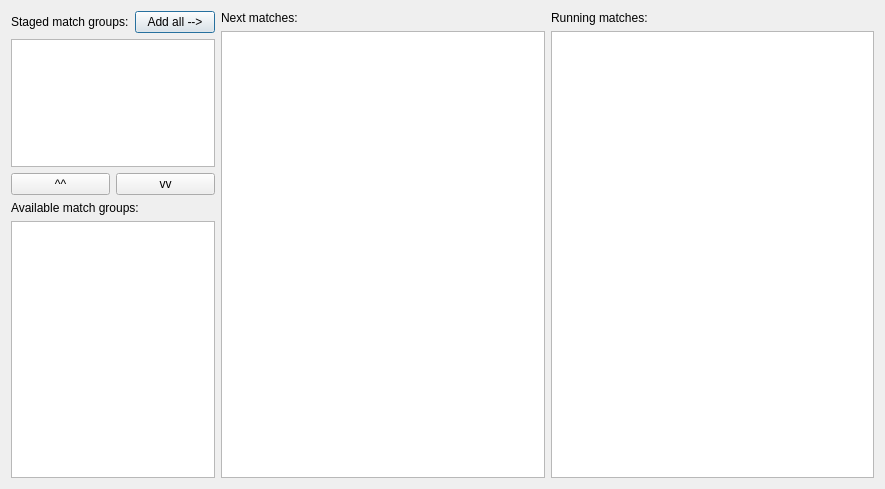
Old version of the form ui/ScheduleTabWidget.ui in the repository probonopd/QTournament.
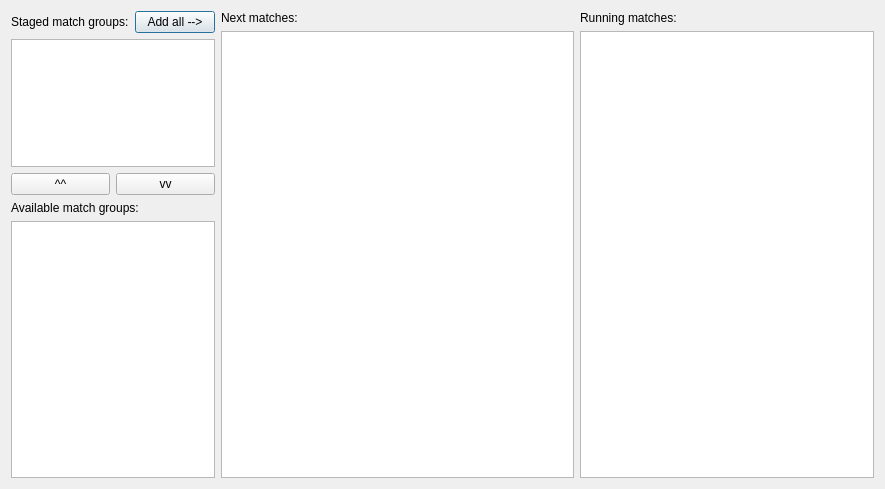
New version of the form. Custom widgets are drawn as their Qt base class.

Commit message: Improved the split between match groups, matches and courts in the schedule tab (more screen estate for matches, less for groups). Centered the text in the match group lists.

```diff
--- a/ui/ScheduleTabWidget.ui
+++ b/ui/ScheduleTabWidget.ui
@@ -15,7 +15,7 @@
   </property>
   <layout class="QHBoxLayout" name="horizontalLayout_2">
    <item>
-    <layout class="QHBoxLayout" name="horizontalLayout" stretch="1,2,2">
+    <layout class="QHBoxLayout" name="horizontalLayout" stretch="3,6,5">
      <item>
       <layout class="QVBoxLayout" name="verticalLayout_3">
        <item>
```
The commit also changes 1 other file.
